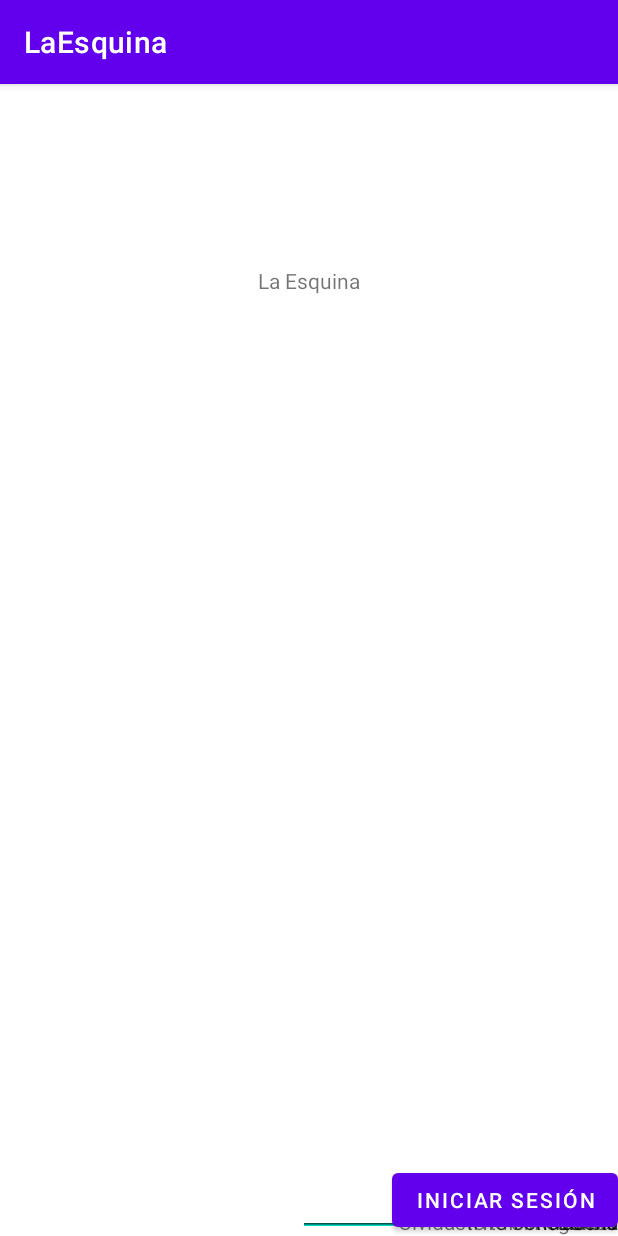
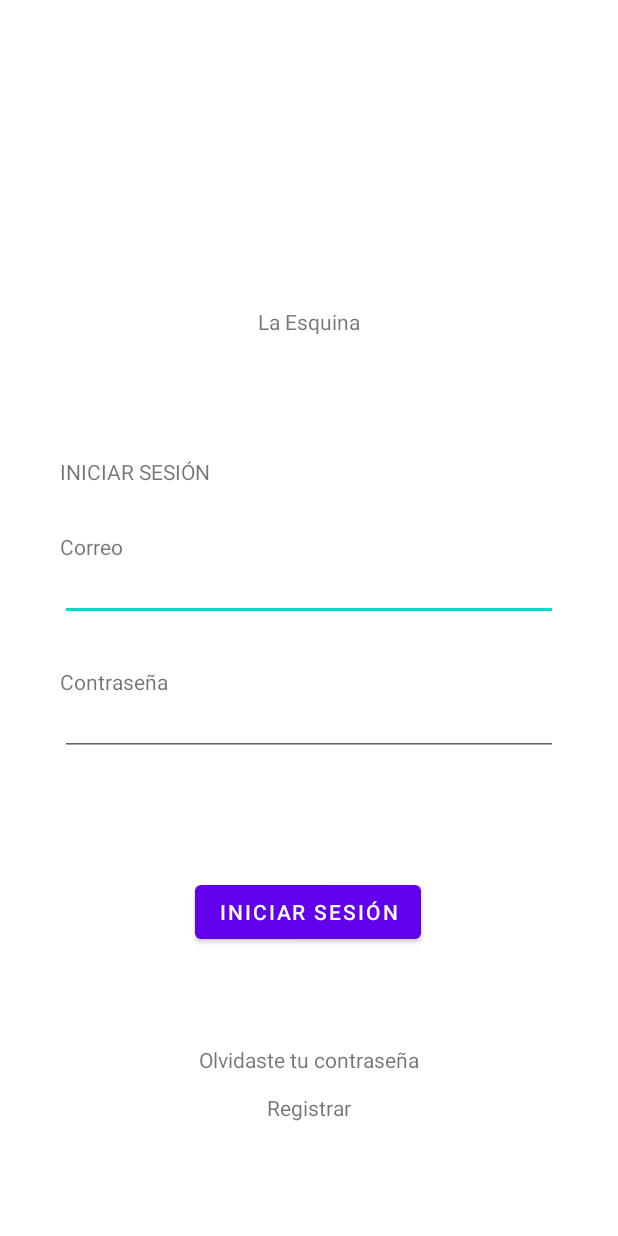
Before and after one commit to JordanNoah7/LaEsquinaMovil, an Android app: the screen it shows after launch (MainActivity), on a phone screen of 412 x 824 dp. Run offline under Robolectric (Android 15) with nearby library versions, the phone set to English and light mode, and no system bars.

Commit message:
Desarrolo de la interfaz de login

```diff
--- a/app/src/main/res/layout/activity_main.xml
+++ b/app/src/main/res/layout/activity_main.xml
@@ -10,97 +10,99 @@
         android:id="@+id/tvTitulo"
         android:layout_width="wrap_content"
         android:layout_height="wrap_content"
+        android:layout_marginBottom="600dp"
         android:text="@string/titulo"
         app:layout_constraintBottom_toBottomOf="parent"
         app:layout_constraintEnd_toEndOf="parent"
+        app:layout_constraintStart_toStartOf="parent" />
+
+    <EditText
+        android:id="@+id/etCorreo"
+        android:layout_width="match_parent"
+        android:layout_height="wrap_content"
+        android:layout_marginStart="40dp"
+        android:layout_marginEnd="40dp"
+        android:layout_marginBottom="410dp"
+        android:autofillHints=""
+        android:ems="10"
+        android:inputType="textEmailAddress"
+        app:layout_constraintBottom_toBottomOf="parent"
         app:layout_constraintStart_toStartOf="parent"
-        app:layout_constraintTop_toTopOf="parent"
-        app:layout_constraintVertical_bias="0.162" />
+        tools:ignore="LabelFor" />
 
     <TextView
         android:id="@+id/tvInicioSesion"
         android:layout_width="wrap_content"
         android:layout_height="wrap_content"
+        android:layout_marginStart="40dp"
+        android:layout_marginBottom="500dp"
         android:text="@string/inicia_sesion"
-        tools:layout_editor_absoluteX="53dp"
-        tools:layout_editor_absoluteY="197dp"
         app:layout_constraintBottom_toBottomOf="parent"
-        app:layout_constraintEnd_toEndOf="parent"/>
+        app:layout_constraintStart_toStartOf="parent" />
 
     <TextView
         android:id="@+id/tvCorreo"
         android:layout_width="wrap_content"
         android:layout_height="wrap_content"
+        android:layout_marginStart="40dp"
+        android:layout_marginBottom="450dp"
         android:text="@string/correo"
-        tools:layout_editor_absoluteX="49dp"
-        tools:layout_editor_absoluteY="251dp"
         app:layout_constraintBottom_toBottomOf="parent"
-        app:layout_constraintEnd_toEndOf="parent"/>
+        app:layout_constraintStart_toStartOf="parent" />
 
     <EditText
-        android:id="@+id/etCorreo"
+        android:id="@+id/etPassword"
+        android:layout_width="match_parent"
+        android:layout_height="wrap_content"
+        android:layout_marginStart="40dp"
+        android:layout_marginEnd="40dp"
+        android:layout_marginBottom="320dp"
+        android:autofillHints=""
+        android:ems="10"
+        android:inputType="textPassword"
+        app:layout_constraintBottom_toBottomOf="parent"
+        app:layout_constraintStart_toStartOf="parent"
+        tools:ignore="LabelFor" />
+
+    <Button
+        android:id="@+id/bIniciarSesion"
         android:layout_width="wrap_content"
         android:layout_height="wrap_content"
-        android:ems="10"
-        android:inputType="textEmailAddress"
-        tools:layout_editor_absoluteX="53dp"
-        tools:layout_editor_absoluteY="283dp"
+        android:layout_marginBottom="192dp"
+        android:text="@string/inicia_sesion"
         app:layout_constraintBottom_toBottomOf="parent"
         app:layout_constraintEnd_toEndOf="parent"
-        android:autofillHints=""
-        tools:ignore="LabelFor" />
+        app:layout_constraintHorizontal_bias="0.498"
+        app:layout_constraintStart_toStartOf="parent" />
 
     <TextView
         android:id="@+id/tvPassword"
         android:layout_width="wrap_content"
         android:layout_height="wrap_content"
+        android:layout_marginStart="40dp"
+        android:layout_marginBottom="360dp"
         android:text="@string/contrasena"
-        tools:layout_editor_absoluteX="50dp"
-        tools:layout_editor_absoluteY="354dp"
         app:layout_constraintBottom_toBottomOf="parent"
-        app:layout_constraintEnd_toEndOf="parent"/>
-
-    <EditText
-        android:id="@+id/etPassword"
-        android:layout_width="wrap_content"
-        android:layout_height="wrap_content"
-        android:ems="10"
-        android:inputType="textPassword"
-        tools:layout_editor_absoluteX="49dp"
-        tools:layout_editor_absoluteY="399dp"
-        app:layout_constraintBottom_toBottomOf="parent"
-        app:layout_constraintEnd_toEndOf="parent"
-        tools:ignore="LabelFor"
-        android:autofillHints="" />
-
-    <Button
-        android:id="@+id/bIniciarSesion"
-        android:layout_width="wrap_content"
-        android:layout_height="wrap_content"
-        android:text="@string/inicia_sesion"
-        tools:layout_editor_absoluteX="142dp"
-        tools:layout_editor_absoluteY="476dp"
-        app:layout_constraintBottom_toBottomOf="parent"
-        app:layout_constraintEnd_toEndOf="parent"/>
+        app:layout_constraintStart_toStartOf="parent" />
 
     <TextView
         android:id="@+id/tvOlvido"
         android:layout_width="wrap_content"
         android:layout_height="wrap_content"
+        android:layout_marginBottom="108dp"
         android:text="@string/olvidaste"
-        tools:layout_editor_absoluteX="76dp"
-        tools:layout_editor_absoluteY="615dp"
         app:layout_constraintBottom_toBottomOf="parent"
-        app:layout_constraintEnd_toEndOf="parent"/>
+        app:layout_constraintEnd_toEndOf="parent"
+        app:layout_constraintStart_toStartOf="parent" />
 
     <TextView
         android:id="@+id/tvRegistro"
         android:layout_width="wrap_content"
         android:layout_height="wrap_content"
+        android:layout_marginBottom="76dp"
         android:text="@string/registrar"
-        tools:layout_editor_absoluteX="270dp"
-        tools:layout_editor_absoluteY="616dp"
         app:layout_constraintBottom_toBottomOf="parent"
-        app:layout_constraintEnd_toEndOf="parent"/>
+        app:layout_constraintEnd_toEndOf="parent"
+        app:layout_constraintStart_toStartOf="parent" />
 
 </androidx.constraintlayout.widget.ConstraintLayout>
--- a/app/src/main/res/values/strings.xml
+++ b/app/src/main/res/values/strings.xml
@@ -1,6 +1,6 @@
 <resources>
     <string name="app_name">LaEsquina</string>
-    <string name="titulo">La Esquina</string>
+    <string name="titulo">"La Esquina"</string>
     <string name="inicia_sesion">INICIAR SESIÓN</string>
     <string name="correo">Correo</string>
     <string name="example_email">ejemplo@email.com</string>
--- a/app/src/main/res/values/themes.xml
+++ b/app/src/main/res/values/themes.xml
@@ -1,6 +1,6 @@
 <resources xmlns:tools="http://schemas.android.com/tools">
     <!-- Base application theme. -->
-    <style name="Theme.LaEsquina" parent="Theme.MaterialComponents.DayNight.DarkActionBar">
+    <style name="Theme.LaEsquina" parent="Theme.MaterialComponents.DayNight.NoActionBar">
         <!-- Primary brand color. -->
         <item name="colorPrimary">@color/purple_500</item>
         <item name="colorPrimaryVariant">@color/purple_700</item>
--- a/build.gradle
+++ b/build.gradle
@@ -1,5 +1,5 @@
 // Top-level build file where you can add configuration options common to all sub-projects/modules.
 plugins {
-    id 'com.android.application' version '7.3.0' apply false
-    id 'com.android.library' version '7.3.0' apply false
+    id 'com.android.application' version '7.3.1' apply false
+    id 'com.android.library' version '7.3.1' apply false
 }
```
